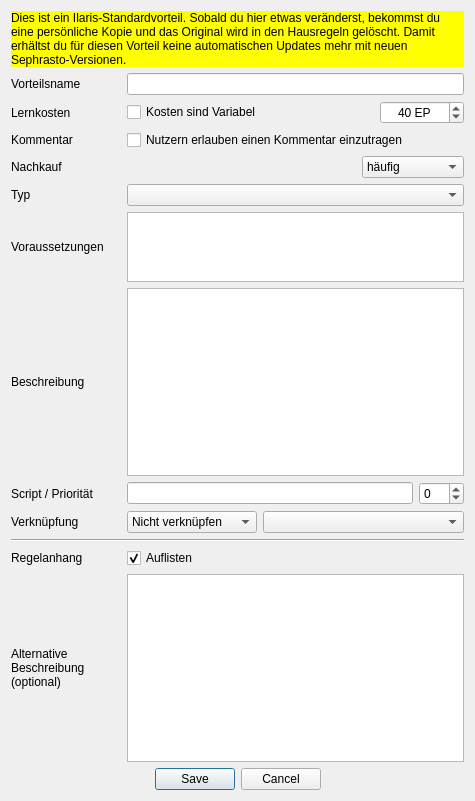
Before: the Qt Designer form designer/DatenbankEditVorteil.ui in Aeolitus/Sephrasto, drawn with Qt 5.
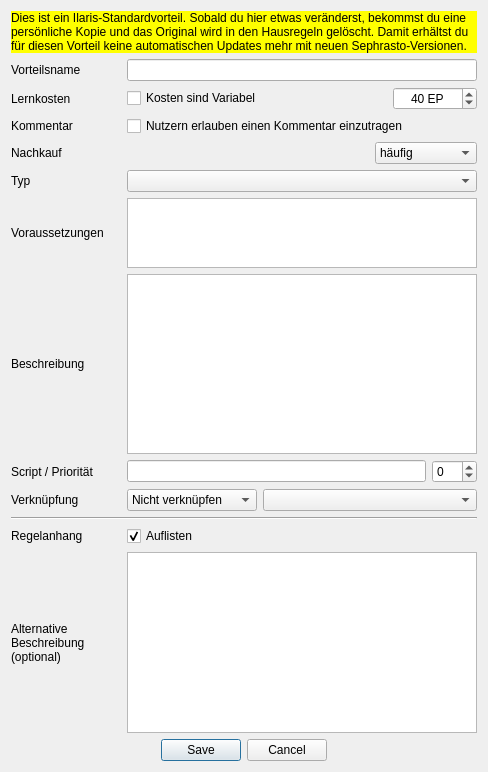
After: the same form once the commit is applied.

Commit message: - Complete design overhaul (style, fonts, dialog/tab layouts) - Every window now remembers its size - Settings for charsheet, rule appending, rule size, houserule database are now stored per character. Added settings for displaying the pdf column on 'Übernatürliche Fertigkeiten' and for displaying the Finanzen Dropdown. - Weapon tab now shows the final stats for at/vt/tp - Vorteile tab now hides categories of which the character doesn't hasn't unlocked any Vorteile. - Simplified buildscript

```diff
--- a/designer/DatenbankEditVorteil.ui
+++ b/designer/DatenbankEditVorteil.ui
@@ -9,8 +9,8 @@
    <rect>
     <x>0</x>
     <y>0</y>
-    <width>475</width>
-    <height>801</height>
+    <width>488</width>
+    <height>772</height>
    </rect>
   </property>
   <property name="windowTitle">
@@ -32,85 +32,56 @@
    </item>
    <item row="0" column="0">
     <layout class="QGridLayout" name="gridLayout">
-     <item row="12" column="0" colspan="2">
-      <widget class="Line" name="line_2">
-       <property name="orientation">
-        <enum>Qt::Horizontal</enum>
-       </property>
-      </widget>
-     </item>
-     <item row="10" column="0">
-      <widget class="QLabel" name="label_4">
-       <property name="minimumSize">
-        <size>
-         <width>110</width>
-         <height>0</height>
-        </size>
-       </property>
-       <property name="text">
-        <string>Script / Priorität</string>
-       </property>
-      </widget>
-     </item>
-     <item row="11" column="1">
-      <layout class="QHBoxLayout" name="horizontalLayout_5">
+     <item row="4" column="1">
+      <layout class="QHBoxLayout" name="horizontalLayout">
        <item>
-        <widget class="QComboBox" name="comboLinkKategorie">
-         <property name="maximumSize">
+        <spacer name="horizontalSpacer">
+         <property name="orientation">
+          <enum>Qt::Horizontal</enum>
+         </property>
+         <property name="sizeHint" stdset="0">
           <size>
-           <width>130</width>
-           <height>16777215</height>
+           <width>40</width>
+           <height>20</height>
           </size>
          </property>
+        </spacer>
+       </item>
+       <item>
+        <widget class="QComboBox" name="comboNachkauf">
          <item>
           <property name="text">
-           <string>Nicht verknüpfen</string>
+           <string>häufig</string>
           </property>
          </item>
          <item>
           <property name="text">
-           <string>Manöver / Mod.</string>
+           <string>üblich</string>
           </property>
          </item>
          <item>
           <property name="text">
-           <string>Übernat. Talent</string>
+           <string>selten</string>
           </property>
          </item>
          <item>
           <property name="text">
-           <string>Vorteil</string>
+           <string>extrem selten</string>
+          </property>
+         </item>
+         <item>
+          <property name="text">
+           <string>nicht möglich</string>
           </property>
          </item>
         </widget>
        </item>
-       <item>
-        <widget class="QComboBox" name="comboLinkElement"/>
-       </item>
       </layout>
      </item>
-     <item row="4" column="0">
-      <widget class="QLabel" name="label_7">
-       <property name="text">
-        <string>Kommentar</string>
-       </property>
-      </widget>
+     <item row="6" column="1">
+      <widget class="QPlainTextEdit" name="voraussetzungenEdit"/>
      </item>
-     <item row="3" column="0">
-      <widget class="QLabel" name="label_2">
-       <property name="text">
-        <string>Lernkosten</string>
-       </property>
-      </widget>
-     </item>
-     <item row="1" column="0">
-      <widget class="QLabel" name="label">
-       <property name="text">
-        <string>Vorteilsname</string>
-       </property>
-      </widget>
-     </item>
-     <item row="11" column="0">
+     <item row="9" column="0">
       <widget class="QLabel" name="label_9">
        <property name="text">
         <string>Verknüpfung</string>
@@ -120,54 +91,7 @@
        </property>
       </widget>
      </item>
-     <item row="9" column="0">
-      <widget class="QLabel" name="label_5">
-       <property name="text">
-        <string>Beschreibung</string>
-       </property>
-      </widget>
-     </item>
-     <item row="8" column="0">
-      <widget class="QLabel" name="label_4">
-       <property name="minimumSize">
-        <size>
-         <width>110</width>
-         <height>0</height>
-        </size>
-       </property>
-       <property name="text">
-        <string>Voraussetzungen</string>
-       </property>
-      </widget>
-     </item>
-     <item row="7" column="0">
-      <widget class="QLabel" name="label_6">
-       <property name="text">
-        <string>Typ</string>
-       </property>
-      </widget>
-     </item>
-     <item row="13" column="0">
-      <widget class="QLabel" name="label_10">
-       <property name="text">
-        <string>Regelanhang</string>
-       </property>
-      </widget>
-     </item>
-     <item row="6" column="0">
-      <widget class="QLabel" name="label_3">
-       <property name="text">
-        <string>Nachkauf</string>
-       </property>
-      </widget>
-     </item>
      <item row="7" column="1">
-      <widget class="QComboBox" name="comboTyp"/>
-     </item>
-     <item row="8" column="1">
-      <widget class="QPlainTextEdit" name="voraussetzungenEdit"/>
-     </item>
-     <item row="9" column="1">
       <widget class="QPlainTextEdit" name="textEdit">
        <property name="sizePolicy">
         <sizepolicy hsizetype="Expanding" vsizetype="MinimumExpanding">
@@ -193,104 +117,34 @@
        </property>
       </widget>
      </item>
-     <item row="4" column="1">
-      <widget class="QCheckBox" name="checkKommentar">
-       <property name="text">
-        <string>Nutzern erlauben einen Kommentar einzutragen</string>
-       </property>
-      </widget>
-     </item>
-     <item row="14" column="0">
-      <widget class="QLabel" name="label_8">
-       <property name="sizePolicy">
-        <sizepolicy hsizetype="Preferred" vsizetype="Preferred">
-         <horstretch>0</horstretch>
-         <verstretch>0</verstretch>
-        </sizepolicy>
-       </property>
+     <item row="8" column="0">
+      <widget class="QLabel" name="label_4">
        <property name="minimumSize">
         <size>
-         <width>0</width>
+         <width>110</width>
          <height>0</height>
         </size>
        </property>
-       <property name="maximumSize">
-        <size>
-         <width>130</width>
-         <height>16777215</height>
-        </size>
-       </property>
        <property name="text">
-        <string>Alternative Beschreibung (optional)</string>
+        <string>Script / Priorität</string>
        </property>
-       <property name="wordWrap">
-        <bool>true</bool>
-       </property>
-       <property name="indent">
-        <number>0</number>
-       </property>
       </widget>
      </item>
-     <item row="13" column="1">
-      <widget class="QCheckBox" name="checkCheatsheet">
+     <item row="1" column="0">
+      <widget class="QLabel" name="label">
        <property name="text">
-        <string>Auflisten</string>
+        <string>Vorteilsname</string>
        </property>
-       <property name="checked">
-        <bool>true</bool>
+      </widget>
+     </item>
+     <item row="10" column="0" colspan="2">
+      <widget class="Line" name="line_2">
+       <property name="orientation">
+        <enum>Qt::Horizontal</enum>
        </property>
       </widget>
      </item>
-     <item row="6" column="1">
-      <layout class="QHBoxLayout" name="horizontalLayout">
-       <item>
-        <spacer name="horizontalSpacer">
-         <property name="orientation">
-          <enum>Qt::Horizontal</enum>
-         </property>
-         <property name="sizeHint" stdset="0">
-          <size>
-           <width>40</width>
-           <height>20</height>
-          </size>
-         </property>
-        </spacer>
-       </item>
-       <item>
-        <widget class="QComboBox" name="comboNachkauf">
-         <item>
-          <property name="text">
-           <string>häufig</string>
-          </property>
-         </item>
-         <item>
-          <property name="text">
-           <string>üblich</string>
-          </property>
-         </item>
-         <item>
-          <property name="text">
-           <string>selten</string>
-          </property>
-         </item>
-         <item>
-          <property name="text">
-           <string>extrem selten</string>
-          </property>
-         </item>
-         <item>
-          <property name="text">
-           <string>nicht möglich</string>
-          </property>
-         </item>
-        </widget>
-       </item>
-      </layout>
-     </item>
-     <item row="17" column="1">
-      <layout class="QHBoxLayout" name="horizontalLayout"/>
-     </item>
-     <item row="3" column="1">
+     <item row="2" column="1">
       <layout class="QHBoxLayout" name="horizontalLayout_2">
        <item>
         <widget class="QCheckBox" name="checkVariable">
@@ -339,7 +193,55 @@
      <item row="1" column="1">
       <widget class="QLineEdit" name="nameEdit"/>
      </item>
-     <item row="10" column="1">
+     <item row="11" column="1">
+      <widget class="QCheckBox" name="checkCheatsheet">
+       <property name="text">
+        <string>Auflisten</string>
+       </property>
+       <property name="checked">
+        <bool>true</bool>
+       </property>
+      </widget>
+     </item>
+     <item row="12" column="1">
+      <widget class="QPlainTextEdit" name="teCheatsheet">
+       <property name="sizePolicy">
+        <sizepolicy hsizetype="Expanding" vsizetype="MinimumExpanding">
+         <horstretch>0</horstretch>
+         <verstretch>0</verstretch>
+        </sizepolicy>
+       </property>
+      </widget>
+     </item>
+     <item row="2" column="0">
+      <widget class="QLabel" name="label_2">
+       <property name="text">
+        <string>Lernkosten</string>
+       </property>
+      </widget>
+     </item>
+     <item row="11" column="0">
+      <widget class="QLabel" name="label_10">
+       <property name="text">
+        <string>Regelanhang</string>
+       </property>
+      </widget>
+     </item>
+     <item row="3" column="1">
+      <widget class="QCheckBox" name="checkKommentar">
+       <property name="text">
+        <string>Nutzern erlauben einen Kommentar einzutragen</string>
+       </property>
+      </widget>
+     </item>
+     <item row="7" column="0">
+      <widget class="QLabel" name="label_5">
+       <property name="text">
+        <string>Beschreibung</string>
+       </property>
+      </widget>
+     </item>
+     <item row="8" column="1">
       <layout class="QHBoxLayout" name="horizontalLayout_4">
        <item>
         <widget class="QLineEdit" name="scriptEdit"/>
@@ -362,13 +264,108 @@
        </item>
       </layout>
      </item>
-     <item row="14" column="1">
-      <widget class="QPlainTextEdit" name="teCheatsheet">
+     <item row="6" column="0">
+      <widget class="QLabel" name="label_4">
+       <property name="minimumSize">
+        <size>
+         <width>110</width>
+         <height>0</height>
+        </size>
+       </property>
+       <property name="text">
+        <string>Voraussetzungen</string>
+       </property>
+      </widget>
+     </item>
+     <item row="12" column="0">
+      <widget class="QLabel" name="label_8">
        <property name="sizePolicy">
-        <sizepolicy hsizetype="Expanding" vsizetype="MinimumExpanding">
+        <sizepolicy hsizetype="Preferred" vsizetype="Preferred">
          <horstretch>0</horstretch>
          <verstretch>0</verstretch>
         </sizepolicy>
+       </property>
+       <property name="minimumSize">
+        <size>
+         <width>0</width>
+         <height>0</height>
+        </size>
+       </property>
+       <property name="maximumSize">
+        <size>
+         <width>130</width>
+         <height>16777215</height>
+        </size>
+       </property>
+       <property name="text">
+        <string>Alternative Beschreibung (optional)</string>
+       </property>
+       <property name="wordWrap">
+        <bool>true</bool>
+       </property>
+       <property name="indent">
+        <number>0</number>
+       </property>
+      </widget>
+     </item>
+     <item row="3" column="0">
+      <widget class="QLabel" name="label_7">
+       <property name="text">
+        <string>Kommentar</string>
+       </property>
+      </widget>
+     </item>
+     <item row="9" column="1">
+      <layout class="QHBoxLayout" name="horizontalLayout_5">
+       <item>
+        <widget class="QComboBox" name="comboLinkKategorie">
+         <property name="maximumSize">
+          <size>
+           <width>130</width>
+           <height>16777215</height>
+          </size>
+         </property>
+         <item>
+          <property name="text">
+           <string>Nicht verknüpfen</string>
+          </property>
+         </item>
+         <item>
+          <property name="text">
+           <string>Manöver / Mod.</string>
+          </property>
+         </item>
+         <item>
+          <property name="text">
+           <string>Übernat. Talent</string>
+          </property>
+         </item>
+         <item>
+          <property name="text">
+           <string>Vorteil</string>
+          </property>
+         </item>
+        </widget>
+       </item>
+       <item>
+        <widget class="QComboBox" name="comboLinkElement"/>
+       </item>
+      </layout>
+     </item>
+     <item row="5" column="1">
+      <widget class="QComboBox" name="comboTyp"/>
+     </item>
+     <item row="5" column="0">
+      <widget class="QLabel" name="label_6">
+       <property name="text">
+        <string>Typ</string>
+       </property>
+      </widget>
+     </item>
+     <item row="4" column="0">
+      <widget class="QLabel" name="label_3">
+       <property name="text">
+        <string>Nachkauf</string>
        </property>
       </widget>
      </item>
```
The commit also changes 106 other files.
